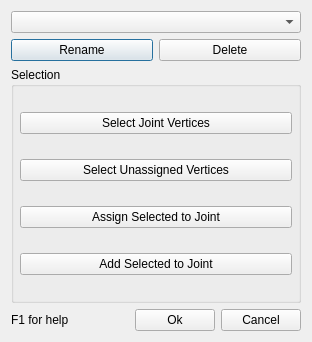
Qt form src/qtui/jointwin.ui (zturtleman/mm3d) before a commit.
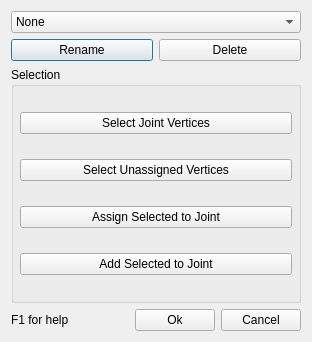
The same form after that commit.

Commit message: Fix delete button in Edit Joints window

```diff
--- a/src/qtui/jointwin.ui
+++ b/src/qtui/jointwin.ui
@@ -30,7 +30,13 @@
     <number>11</number>
    </property>
    <item>
-    <widget class="QComboBox" name="m_jointName"/>
+    <widget class="QComboBox" name="m_jointName">
+     <item>
+      <property name="text">
+       <string>None</string>
+      </property>
+     </item>
+    </widget>
    </item>
    <item>
     <layout class="QHBoxLayout">
```
Left out of the diff: 16 changed lines with no effect on the pictures. The commit also changes 2 other files.
